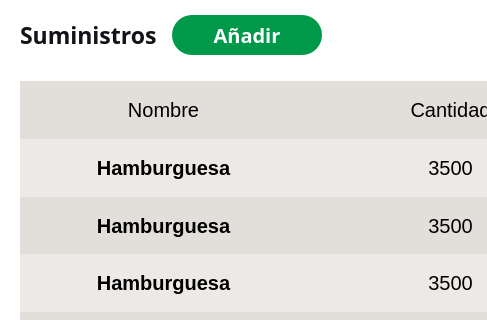
First picture: the form in POS_Application/src/ui/inventory/suppliescatalog.ui, repository Svndda/POS, before the edit; both pictures show x 0 to 487 and y 0 to 320 of the 1187 by 726 pixel window.
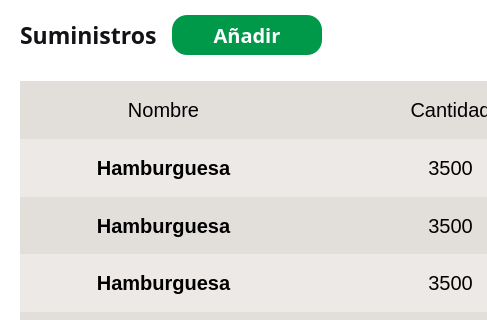
Second picture: the form after the edit. Icons and pictures are not drawn.

Patch:
```diff
--- a/POS_Application/src/ui/inventory/suppliescatalog.ui
+++ b/POS_Application/src/ui/inventory/suppliescatalog.ui
@@ -91,7 +91,7 @@
        </property>
        <property name="styleSheet">
         <string notr="true">QPushButton {
-	border-radius: 20px;
+	border-radius: 15px;
 	padding: 5px;
 	background-color: rgb(0, 153, 73);
 	color: white;
```
Left out of the diff: 2 changed lines with no effect on the pictures.
